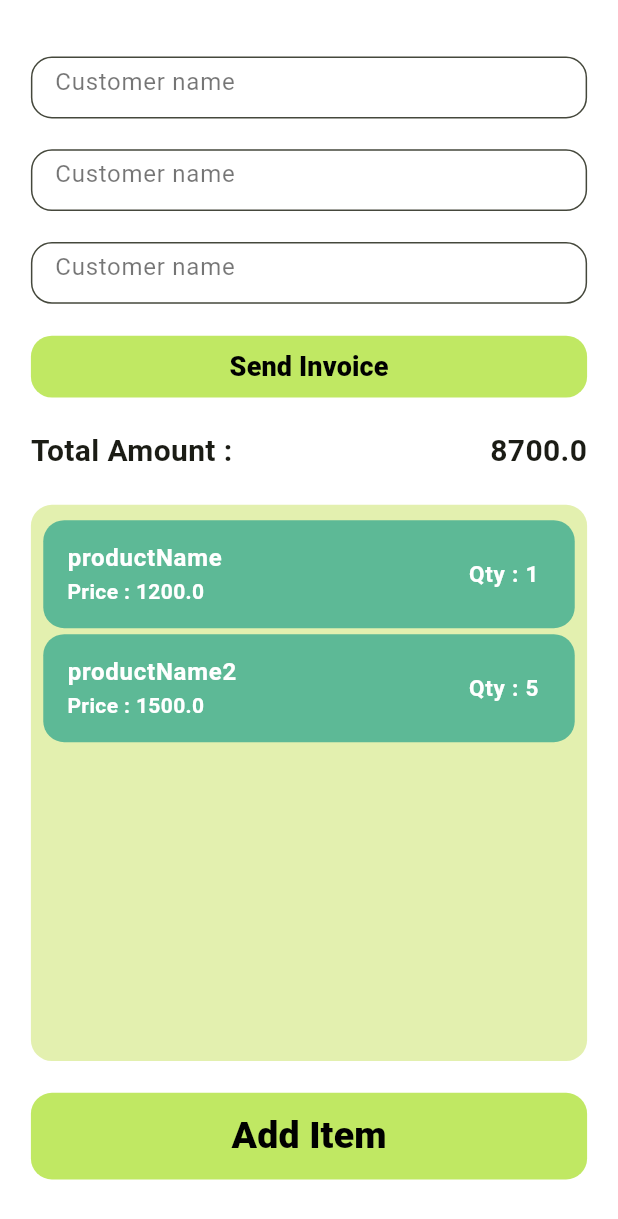
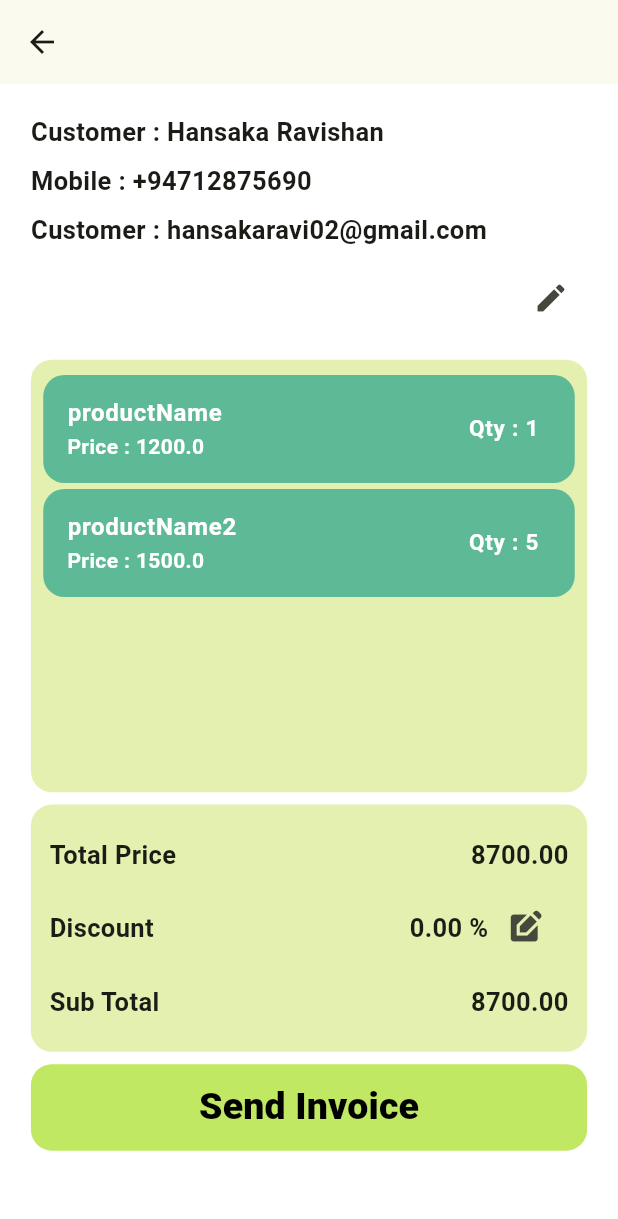
Before and after one commit to Shana2002/zapbill, a Flutter app: the NewBill screen opened by its route, after a tap on "Send Invoice", on a phone screen of 412 x 824 dp. Shown: the top 1219 px of the screen. Run offline on Flutter 3.47's test engine with Material 3 defaults, Android fonts, the phone set to English and light mode, and no system bars; our stand-ins replace firebase_core, get_it; accounts and stored records are empty; Roboto replaces fonts that are missing (Popins).

Commit message:
conform page basic done

```diff
--- a/lib/main.dart
+++ b/lib/main.dart
@@ -2,6 +2,7 @@
 import 'package:get_it/get_it.dart';
 import 'package:zapbill/pages/home_page.dart';
 import 'package:zapbill/pages/intro_page.dart';
+import 'package:zapbill/pages/invoice_conform_page.dart';
 import 'package:zapbill/pages/login_page.dart';
 import 'package:zapbill/pages/new_bill.dart';
 import 'package:zapbill/pages/register_page.dart';
@@ -43,6 +44,7 @@
         "/login": (BuildContext _context) => LoginPage(),
         "/register": (BuildContext _context) => RegisterPage(),
         "/newbill":(BuildContext _context)=> NewBill(),
+        "/invoiceconform": (BuildContext _context) => InvoiceConformPage()
       },
     );
   }
--- /dev/null
+++ b/lib/pages/invoice_conform_page.dart
@@ -0,0 +1,193 @@
+import 'package:flutter/material.dart';
+import 'package:get_it/get_it.dart';
+import 'package:zapbill/models/item_list_model.dart';
+import 'package:zapbill/models/item_model.dart';
+import 'package:zapbill/services/navigation_service.dart';
+import 'package:zapbill/util/device_size.dart';
+import 'package:zapbill/widgets/item_view_card.dart';
+import 'package:zapbill/widgets/rounded_button.dart';
+
+class InvoiceConformPage extends StatefulWidget {
+  const InvoiceConformPage({super.key});
+
+  @override
+  State<InvoiceConformPage> createState() => _InvoiceConformPageState();
+}
+
+class _InvoiceConformPageState extends State<InvoiceConformPage> {
+  late DeviceSize _deviceSize;
+  late NavigationService _navigation;
+  final ItemListModel _listItems = GetIt.instance.get<ItemListModel>();
+  late List<ItemModel> _items;
+  late double _netTotal;
+  double _discont = 0;
+  double _subTotal = 0;
+
+  @override
+  Widget build(BuildContext context) {
+    _navigation = GetIt.instance.get<NavigationService>();
+    _deviceSize = DeviceSize(context: context);
+    _items = _listItems.itemList;
+    _netTotal = _listItems.sumTotal();
+    return Scaffold(
+      appBar: AppBar(
+        leading: IconButton(onPressed: () {}, icon: Icon(Icons.arrow_back)),
+      ),
+      resizeToAvoidBottomInset: false,
+      body: _buildUi(),
+    );
+  }
+
+  Widget _buildUi() {
+    return SafeArea(
+      child: Container(
+        padding: EdgeInsets.symmetric(
+            vertical: _deviceSize.deviceHeight * 0.003,
+            horizontal: _deviceSize.deviceWidth * 0.05),
+        color: Colors.white,
+        child: SingleChildScrollView(
+          child: Column(
+            mainAxisAlignment: MainAxisAlignment.spaceEvenly,
+            mainAxisSize: MainAxisSize.max,
+            crossAxisAlignment: CrossAxisAlignment.center,
+            children: [
+              SizedBox(
+                height: _deviceSize.deviceHeight * 0.01,
+              ),
+              _customerDetails(),
+              SizedBox(
+                height: _deviceSize.deviceHeight * 0.01,
+              ),
+              _itemList(),
+              SizedBox(
+                height: _deviceSize.deviceHeight * 0.01,
+              ),
+              _priceEditContainer(),
+              SizedBox(
+                height: _deviceSize.deviceHeight * 0.01,
+              ),
+              _sendButton(),
+              SizedBox(
+                height: _deviceSize.deviceHeight * 0.01,
+              ),
+            ],
+          ),
+        ),
+      ),
+    );
+  }
+
+  // customer details menu
+  Widget _customerDetails() {
+    return Container(
+      width: _deviceSize.deviceWidth,
+      height: _deviceSize.deviceHeight * 0.2,
+      child: Column(
+        mainAxisAlignment: MainAxisAlignment.spaceEvenly,
+        mainAxisSize: MainAxisSize.max,
+        crossAxisAlignment: CrossAxisAlignment.start,
+        children: [
+          Text(
+            "Customer : Hansaka Ravishan",
+            style: TextStyle(fontWeight: FontWeight.bold, fontSize: 17),
+            overflow: TextOverflow.ellipsis,
+            maxLines: 1,
+          ),
+          Text(
+            "Mobile : +94712875690",
+            style: TextStyle(fontWeight: FontWeight.bold, fontSize: 17),
+            overflow: TextOverflow.ellipsis,
+            maxLines: 1,
+          ),
+          Text(
+            "Customer : hansakaravi02@gmail.com",
+            style: TextStyle(fontWeight: FontWeight.bold, fontSize: 17),
+            overflow: TextOverflow.ellipsis,
+            maxLines: 1,
+          ),
+          Align(
+            alignment: Alignment.centerRight,
+            child: IconButton(onPressed: () {}, icon: Icon(Icons.edit)),
+          )
+        ],
+      ),
+    );
+  }
+
+  // Item list smaple menu
+  Widget _itemList() {
+    return Container(
+      width: _deviceSize.deviceWidth,
+      height: _deviceSize.deviceHeight * 0.35,
+      padding: EdgeInsets.symmetric(
+          vertical: _deviceSize.deviceHeight * 0.01,
+          horizontal: _deviceSize.deviceWidth * 0.02),
+      decoration: BoxDecoration(
+        color: Color.fromRGBO(227, 240, 175, 1.0),
+        borderRadius: BorderRadius.circular(14),
+      ),
+      child: ListView.builder(
+          itemCount: _items.length,
+          itemBuilder: (context, index) {
+            return ItemViewCard(item: _items[index]);
+          }),
+    );
+  }
+
+  // price conformation menu
+  Widget _priceEditContainer() {
+    return Container(
+      width: _deviceSize.deviceWidth,
+      height: _deviceSize.deviceHeight * 0.20,
+      padding: EdgeInsets.symmetric(
+          vertical: _deviceSize.deviceHeight * 0.01,
+          horizontal: _deviceSize.deviceWidth * 0.03),
+      decoration: BoxDecoration(
+        color: Color.fromRGBO(227, 240, 175, 1.0),
+        borderRadius: BorderRadius.circular(14),
+      ),
+      child: Column(
+        mainAxisAlignment: MainAxisAlignment.spaceEvenly,
+        mainAxisSize: MainAxisSize.max,
+        crossAxisAlignment: CrossAxisAlignment.center,
+        children: [
+          _invoicePriceRow("Total Price", _netTotal, false),
+          Row(
+            children: [
+              Container(
+                  width: _deviceSize.deviceWidth * 0.71,
+                  child: _invoicePriceRow("Discount", _discont, true)),
+              IconButton(onPressed: () {}, icon: Icon(Icons.edit_square))
+            ],
+          ),
+          _invoicePriceRow("Sub Total", _netTotal, false),
+        ],
+      ),
+    );
+  }
+
+  // send invoce button
+  Widget _sendButton() {
+    return RoundedButton(_deviceSize.deviceHeight * 0.07,
+        _deviceSize.deviceWidth, "Send Invoice", () {});
+  }
+
+  Widget _invoicePriceRow(String _name, double _value, bool discount) {
+    TextStyle _style = TextStyle(fontSize: 17, fontWeight: FontWeight.bold);
+    return Row(
+      mainAxisAlignment: MainAxisAlignment.spaceBetween,
+      mainAxisSize: MainAxisSize.max,
+      crossAxisAlignment: CrossAxisAlignment.center,
+      children: [
+        Text(
+          _name,
+          style: _style,
+        ),
+        Text(
+          "${_value.toStringAsFixed(2)}${discount ? " %" : ""}",
+          style: _style,
+        ),
+      ],
+    );
+  }
+}
--- a/lib/pages/new_bill.dart
+++ b/lib/pages/new_bill.dart
@@ -2,9 +2,11 @@ import 'package:flutter/material.dart';
 import 'package:get_it/get_it.dart';
 import 'package:zapbill/models/item_list_model.dart';
 import 'package:zapbill/models/item_model.dart';
+import 'package:zapbill/services/navigation_service.dart';
 import 'package:zapbill/util/device_size.dart';
 import 'package:zapbill/widgets/add_item_bottom.dart';
 import 'package:zapbill/widgets/custom_text_input.dart';
+import 'package:zapbill/widgets/item_view_card.dart';
 import 'package:zapbill/widgets/rounded_button.dart';
 
 class NewBill extends StatefulWidget {
@@ -15,27 +17,17 @@ class NewBill extends StatefulWidget {
 }
 
 class _NewBillState extends State<NewBill> {
-  late ItemListModel _itemsList =
+  final ItemListModel _itemsList =
       GetIt.instance.registerSingleton<ItemListModel>(ItemListModel());
   late List<ItemModel> _items;
   late DeviceSize _deviceSize;
+  late NavigationService _navigation;
 
   @override
   void initState() {
     super.initState();
+    _navigation = GetIt.instance.get<NavigationService>();
     _items = _itemsList.itemList;
-
-    // _items = [
-    //   ItemModel(productName: "productName", qty: 1, price: 1200),
-    //   ItemModel(productName: "productName2", qty: 5, price: 1500),
-    //   ItemModel(productName: "productName3", qty: 4, price: 130),
-    //   ItemModel(productName: "productName3", qty: 4, price: 130),
-    //   ItemModel(productName: "productName3", qty: 4, price: 130),
-    //   ItemModel(productName: "productName3", qty: 4, price: 130),
-    //   ItemModel(productName: "productName3", qty: 4, price: 130),
-    //   ItemModel(productName: "productName3", qty: 4, price: 130),
-    //   ItemModel(productName: "productName3", qty: 4, price: 130),
-    // ];
   }
 
   @override
@@ -71,7 +63,7 @@ class _NewBillState extends State<NewBill> {
 
   // Customer details Container
   Widget _customerDetails() {
-    return Container(
+    return SizedBox(
       height: _deviceSize.deviceHeight * 0.20,
       width: _deviceSize.deviceWidth,
       child: Column(
@@ -109,7 +101,9 @@ class _NewBillState extends State<NewBill> {
       _deviceSize.deviceHeight * 0.05,
       _deviceSize.deviceWidth,
       "Send Invoice",
-      () {},
+      () {
+        _navigation.navigationToRoute("/invoiceconform");
+      },
       fontSize: 18,
     );
   }
@@ -162,32 +156,7 @@ class _NewBillState extends State<NewBill> {
     return ListView.builder(
       itemCount: _items.length,
       itemBuilder: (context, index) {
-        return Container(
-          decoration: BoxDecoration(
-            color: Color.fromRGBO(93, 185, 150, 1.0),
-            borderRadius: BorderRadius.circular(14),
-          ),
-          margin: EdgeInsets.symmetric(vertical: 2),
-          child: ListTile(
-            title: Text(
-              _items[index].productName,
-              style:
-                  TextStyle(color: Colors.white, fontWeight: FontWeight.bold),
-            ),
-            subtitle: Text(
-              "Price : ${_items[index].price}",
-              style:
-                  TextStyle(color: Colors.white, fontWeight: FontWeight.bold),
-            ),
-            trailing: Text(
-              "Qty : ${_items[index].qty}",
-              style: TextStyle(
-                  fontSize: 15,
-                  color: Colors.white,
-                  fontWeight: FontWeight.bold),
-            ),
-          ),
-        );
+        return ItemViewCard(item: _items[index]);
       },
     );
   }
--- /dev/null
+++ b/lib/widgets/item_view_card.dart
@@ -0,0 +1,33 @@
+import 'package:flutter/material.dart';
+import 'package:zapbill/models/item_model.dart';
+
+class ItemViewCard extends StatelessWidget {
+  final ItemModel item;
+  const ItemViewCard({super.key, required this.item});
+
+  @override
+  Widget build(BuildContext context) {
+    return Container(
+      decoration: BoxDecoration(
+        color: Color.fromRGBO(93, 185, 150, 1.0),
+        borderRadius: BorderRadius.circular(14),
+      ),
+      margin: EdgeInsets.symmetric(vertical: 2),
+      child: ListTile(
+        title: Text(
+          item.productName,
+          style: TextStyle(color: Colors.white, fontWeight: FontWeight.bold),
+        ),
+        subtitle: Text(
+          "Price : ${item.price}",
+          style: TextStyle(color: Colors.white, fontWeight: FontWeight.bold),
+        ),
+        trailing: Text(
+          "Qty : ${item.qty}",
+          style: TextStyle(
+              fontSize: 15, color: Colors.white, fontWeight: FontWeight.bold),
+        ),
+      ),
+    );
+  }
+}
```
